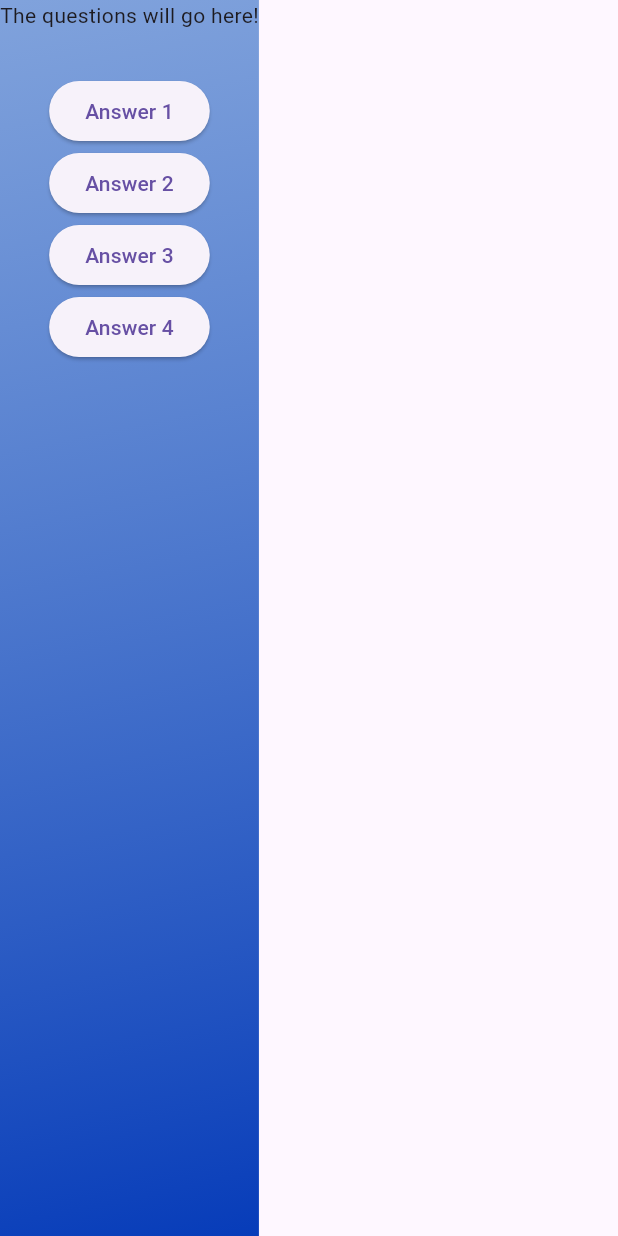
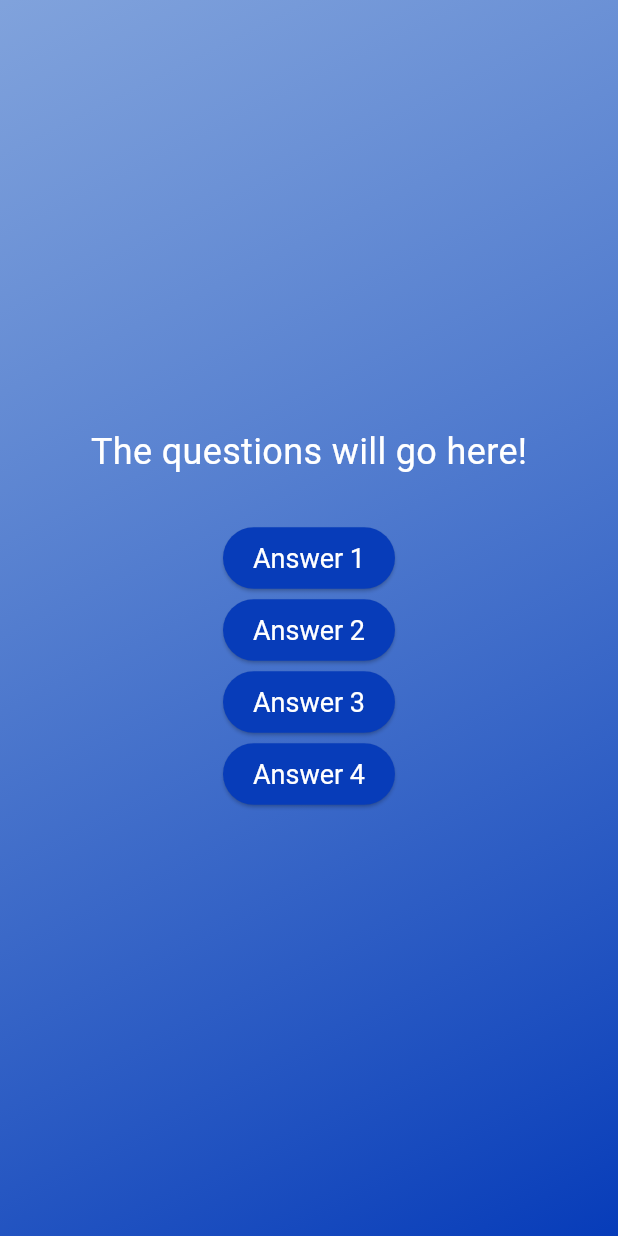
Before and after one commit to mdazharulhoque7/hqflutterquiz, a Flutter app: the screen it shows after launch, after a tap on "Start Quiz", on a phone screen of 412 x 824 dp. Run offline on Flutter 3.47's test engine with Material 3 defaults, Android fonts, the phone set to English and light mode, and no system bars.

Commit message:
create answer button widget

```diff
--- a/lib/screens/questions.dart
+++ b/lib/screens/questions.dart
@@ -1,4 +1,5 @@
 import 'package:flutter/material.dart';
+import 'package:hqflutterquiz/widgets/answer_button.dart';
 
 class QuestionsScreen extends StatefulWidget {
   const QuestionsScreen({super.key});
@@ -10,27 +11,35 @@ class QuestionsScreen extends StatefulWidget {
 class _QuestionsScreenState extends State<QuestionsScreen> {
   @override
   Widget build(BuildContext context) {
-    return Column(
+    return SizedBox(
+      width: double.infinity,
+      child: Column(
+        mainAxisAlignment: MainAxisAlignment.center,
         children: [
-        const Text('The questions will go here!'),
+          const Text('The questions will go here!'
+          , style: TextStyle(
+            fontSize: 24,
+            color: Colors.white,
+          ),),
           const SizedBox(height: 30),
-        ElevatedButton(
-          onPressed: (){},
-          child: Text('Answer 1'),
+          AnswerButton(
+            answerText: 'Answer 1',
+            onTap: () {},
           ),
-        ElevatedButton(
-          onPressed: (){},
-          child: Text('Answer 2'),
+          AnswerButton(
+            answerText: 'Answer 2',
+            onTap: () {},
           ),
-        ElevatedButton(
-          onPressed: (){},
-          child: Text('Answer 3'),
+          AnswerButton(
+            answerText: 'Answer 3',
+            onTap: () {},
           ),
-        ElevatedButton(
-          onPressed: (){},
-          child: Text('Answer 4'),
+          AnswerButton(
+            answerText: 'Answer 4',
+            onTap: () {},
           ),
         ],
+      ),
     );
   }
 }
--- /dev/null
+++ b/lib/widgets/answer_button.dart
@@ -0,0 +1,22 @@
+import 'package:flutter/material.dart';
+
+class AnswerButton extends StatelessWidget {
+  const AnswerButton({super.key, required this.answerText, required this.onTap});
+
+  final String answerText;
+  final void Function() onTap;
+
+  @override
+  Widget build(BuildContext context) {
+    return ElevatedButton(
+      style: ElevatedButton.styleFrom(
+        backgroundColor: const Color.fromARGB(255, 7, 60, 185),
+        foregroundColor: Colors.white,
+        padding: const EdgeInsets.symmetric(horizontal: 20, vertical: 10),
+        textStyle: const TextStyle(fontSize: 18),
+      ),
+      onPressed: onTap,
+      child: Text(answerText),
+    );
+  }
+}
```
Lines whose indentation alone changed are shown as unchanged.
